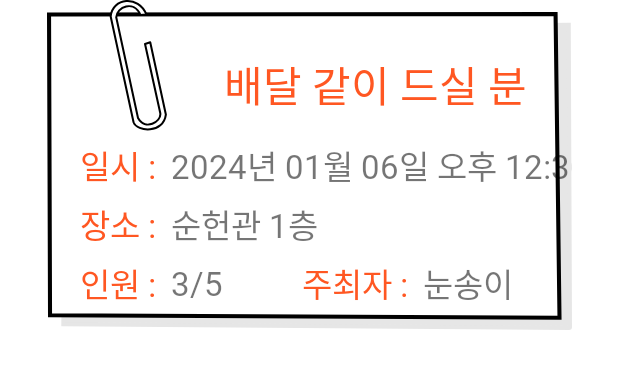
After one commit to suhwankim03/madcamp_week2, an Android app: the layout myroom_cardview.xml on its own in the app's theme, with its tools: preview values and no code run, on a phone screen of 412 x 824 dp. The commit adds this screen. Shown: the top 369 px of the screen. Run offline under Robolectric (Android 15) with nearby library versions, the phone set to English and light mode, and no system bars.

Commit message:
my room 카드뷰 디자인
카드뷰 디자인

```diff
--- /dev/null
+++ b/app/src/main/res/drawable/memo_background.xml
@@ -0,0 +1,23 @@
+<vector xmlns:android="http://schemas.android.com/apk/res/android"
+    android:width="257.91dp"
+    android:height="168.05dp"
+    android:viewportWidth="257.91"
+    android:viewportHeight="168.05">
+  <path
+      android:pathData="m9.62,14.37 l-1.59,150.76 248.88,1.92 -0.6,-154.42z"
+      android:strokeWidth="2"
+      android:fillColor="#e6e6e6"
+      android:strokeColor="#e6e6e6"/>
+  <path
+      android:pathData="m1,7.4 l0.49,153.12 250.28,1.31 -1.93,-154.68z"
+      android:strokeWidth="2"
+      android:fillColor="#fff"
+      android:strokeColor="#000"/>
+  <path
+      android:strokeWidth="1"
+      android:pathData="m48.8,7.32c-3.82,-9.97 -16.72,-8.48 -17.52,1.12l11.24,53.82c1.78,5.02 14.68,5.87 15.87,-3.92l-7.68,-36.83 -2.55,0.88 7.5,35.3c0.59,4.45 -7.46,8.96 -10.95,2.43l-10.7,-51.31c0.22,-5.42 8.74,-8.95 11.89,-1.19z"
+      android:strokeLineJoin="round"
+      android:fillColor="#fff"
+      android:strokeColor="#000"
+      android:strokeLineCap="round"/>
+</vector>
--- a/app/src/main/res/font/font.xml
+++ b/app/src/main/res/font/font.xml
@@ -5,4 +5,8 @@
     android:fontWeight="400"
     android:font="@font/sejong_hospital_bold"/>
 
+    <font android:fontStyle="normal"
+        android:fontWeight="400"
+        android:font="@font/kyobohandwriting2019"/>
+
 </font-family>
--- a/app/src/main/res/layout/fragment_myroom.xml
+++ b/app/src/main/res/layout/fragment_myroom.xml
@@ -6,13 +6,25 @@
     android:layout_height="match_parent">
 
     <TextView
-        android:id="@+id/myRoomText"
-        android:layout_width="match_parent"
-        android:layout_height="match_parent"
-        android:text="@string/title_myRoom"
+        android:id="@+id/myRoomHeader"
+        android:layout_width="wrap_content"
+        android:layout_height="wrap_content"
+        android:text="나의 파티"
+        android:textSize="35dp"
+        android:textColor="@color/carrot"
+        android:fontFamily="@font/sejong_hospital_bold"
+        app:layout_constraintLeft_toLeftOf="parent"
+        app:layout_constraintRight_toRightOf="parent"
         app:layout_constraintTop_toTopOf="parent"
-        app:layout_constraintBottom_toBottomOf="parent"
+        android:layout_marginTop="20dp"/>
+
+    <androidx.recyclerview.widget.RecyclerView
+        android:id="@+id/myRoomView"
+        android:layout_width="wrap_content"
+        android:layout_height="wrap_content"
         app:layout_constraintLeft_toLeftOf="parent"
-        app:layout_constraintRight_toRightOf="parent"/>
+        app:layout_constraintRight_toRightOf="parent"
+        app:layout_constraintTop_toBottomOf="@id/myRoomHeader"
+        android:layout_marginTop="20dp"/>
 
 </androidx.constraintlayout.widget.ConstraintLayout>
--- /dev/null
+++ b/app/src/main/res/layout/myroom_cardview.xml
@@ -0,0 +1,180 @@
+<?xml version="1.0" encoding="utf-8"?>
+<androidx.constraintlayout.widget.ConstraintLayout xmlns:android="http://schemas.android.com/apk/res/android"
+    android:layout_width="match_parent"
+    android:layout_height="match_parent"
+    xmlns:app="http://schemas.android.com/apk/res-auto">
+
+    <androidx.cardview.widget.CardView
+        android:id="@+id/myRoom_cardView"
+        android:layout_width="350dp"
+        android:layout_height="220dp"
+        android:background="@drawable/memo_background"
+        app:cardElevation="0dp"
+        app:layout_constraintLeft_toLeftOf="parent"
+        app:layout_constraintRight_toRightOf="parent"
+        app:layout_constraintTop_toTopOf="parent">
+
+        <androidx.constraintlayout.widget.ConstraintLayout
+            android:layout_width="match_parent"
+            android:layout_height="match_parent">
+
+            <ImageView
+                android:id="@+id/memo_background"
+                android:layout_width="match_parent"
+                android:layout_height="match_parent"
+                app:layout_constraintTop_toTopOf="parent"
+                app:layout_constraintRight_toRightOf="parent"
+                android:background="@drawable/memo_background"/>
+
+            <TextView
+                android:id="@+id/description_roomName"
+                android:layout_width="wrap_content"
+                android:layout_height="wrap_content"
+                android:fontFamily="@font/kyobohandwriting2019"
+                android:textSize="28dp"
+                android:gravity="right"
+                android:textColor="@color/carrot"
+                app:layout_constraintRight_toRightOf="parent"
+                app:layout_constraintTop_toTopOf="parent"
+                android:layout_marginTop="35dp"
+                android:layout_marginRight="30dp"
+                android:text="배달 같이 드실 분"/>
+
+            <TextView
+                android:id="@+id/description_limTime"
+                android:layout_width="wrap_content"
+                android:layout_height="wrap_content"
+                android:fontFamily="@font/kyobohandwriting2019"
+                android:textSize="22dp"
+                android:gravity="left"
+                android:textColor="@color/carrot"
+                app:layout_constraintLeft_toLeftOf="parent"
+                app:layout_constraintTop_toTopOf="parent"
+                app:layout_constraintBottom_toBottomOf="parent"
+                android:layout_marginLeft="22dp"
+                android:text="일시 :"/>
+
+            <TextView
+                android:id="@+id/limTime"
+                android:layout_width="wrap_content"
+                android:layout_height="wrap_content"
+                android:fontFamily="@font/kyobohandwriting2019"
+                android:textSize="22dp"
+                android:gravity="left"
+                app:layout_constraintLeft_toRightOf="@id/description_limTime"
+                app:layout_constraintTop_toTopOf="parent"
+                app:layout_constraintBottom_toBottomOf="parent"
+                android:layout_marginLeft="10dp"
+                android:text="2024년 01월 06일 오후 12:30"/>
+
+            <TextView
+                android:id="@+id/description_location"
+                android:layout_width="wrap_content"
+                android:layout_height="wrap_content"
+                android:fontFamily="@font/kyobohandwriting2019"
+                android:textSize="22dp"
+                android:gravity="left"
+                android:textColor="@color/carrot"
+                app:layout_constraintLeft_toLeftOf="@id/description_limTime"
+                app:layout_constraintTop_toBottomOf="@id/description_limTime"
+                android:layout_marginTop="6dp"
+                android:text="장소 :"/>
+
+            <TextView
+                android:id="@+id/location"
+                android:layout_width="wrap_content"
+                android:layout_height="wrap_content"
+                android:fontFamily="@font/kyobohandwriting2019"
+                android:textSize="22dp"
+                android:gravity="left"
+                app:layout_constraintLeft_toRightOf="@id/description_location"
+                app:layout_constraintTop_toTopOf="@id/description_location"
+                app:layout_constraintBottom_toBottomOf="@id/description_location"
+                android:layout_marginLeft="10dp"
+                android:text="순헌관 1층"/>
+
+            <TextView
+                android:id="@+id/description_peoplenumber"
+                android:layout_width="wrap_content"
+                android:layout_height="wrap_content"
+                android:fontFamily="@font/kyobohandwriting2019"
+                android:textSize="22dp"
+                android:gravity="left"
+                android:textColor="@color/carrot"
+                app:layout_constraintLeft_toLeftOf="@id/description_location"
+                app:layout_constraintTop_toBottomOf="@id/description_location"
+                android:layout_marginTop="6dp"
+                android:text="인원 :"/>
+
+            <TextView
+                android:id="@+id/minNumber"
+                android:layout_width="wrap_content"
+                android:layout_height="wrap_content"
+                android:fontFamily="@font/kyobohandwriting2019"
+                android:textSize="22dp"
+                android:gravity="left"
+                app:layout_constraintLeft_toRightOf="@id/description_peoplenumber"
+                app:layout_constraintTop_toTopOf="@id/description_peoplenumber"
+                app:layout_constraintBottom_toBottomOf="@id/description_peoplenumber"
+                android:layout_marginLeft="10dp"
+                android:text="3"/>
+
+            <TextView
+                android:id="@+id/slash"
+                android:layout_width="wrap_content"
+                android:layout_height="wrap_content"
+                android:fontFamily="@font/kyobohandwriting2019"
+                android:textSize="22dp"
+                android:gravity="left"
+                app:layout_constraintLeft_toRightOf="@id/minNumber"
+                app:layout_constraintRight_toLeftOf="@id/maxNumber"
+                app:layout_constraintTop_toTopOf="@id/maxNumber"
+                app:layout_constraintBottom_toBottomOf="@id/maxNumber"
+                android:text="/"/>
+
+            <TextView
+                android:id="@+id/maxNumber"
+                android:layout_width="wrap_content"
+                android:layout_height="wrap_content"
+                android:fontFamily="@font/kyobohandwriting2019"
+                android:textSize="22dp"
+                android:gravity="left"
+                app:layout_constraintLeft_toRightOf="@id/slash"
+                app:layout_constraintTop_toTopOf="@id/description_peoplenumber"
+                app:layout_constraintBottom_toBottomOf="@id/description_peoplenumber"
+                android:text="5"/>
+
+            <TextView
+                android:id="@+id/description_owner"
+                android:layout_width="wrap_content"
+                android:layout_height="wrap_content"
+                android:fontFamily="@font/kyobohandwriting2019"
+                android:textSize="22dp"
+                android:gravity="left"
+                android:textColor="@color/carrot"
+                app:layout_constraintLeft_toLeftOf="@id/memo_background"
+                android:layout_marginLeft="170dp"
+                app:layout_constraintTop_toTopOf="@id/description_peoplenumber"
+                app:layout_constraintBottom_toBottomOf="@id/description_peoplenumber"
+                android:text="주최자 :"/>
+
+            <TextView
+                android:id="@+id/owner"
+                android:layout_width="wrap_content"
+                android:layout_height="wrap_content"
+                android:fontFamily="@font/kyobohandwriting2019"
+                android:textSize="22dp"
+                android:gravity="left"
+                app:layout_constraintLeft_toRightOf="@id/description_owner"
+                android:layout_marginLeft="10dp"
+                app:layout_constraintTop_toTopOf="@id/description_peoplenumber"
+                app:layout_constraintBottom_toBottomOf="@id/description_peoplenumber"
+                android:text="눈송이"/>
+
+        </androidx.constraintlayout.widget.ConstraintLayout>
+
+
+    </androidx.cardview.widget.CardView>
+
+
+</androidx.constraintlayout.widget.ConstraintLayout>
```
Also changed, not shown: 1 other file.
